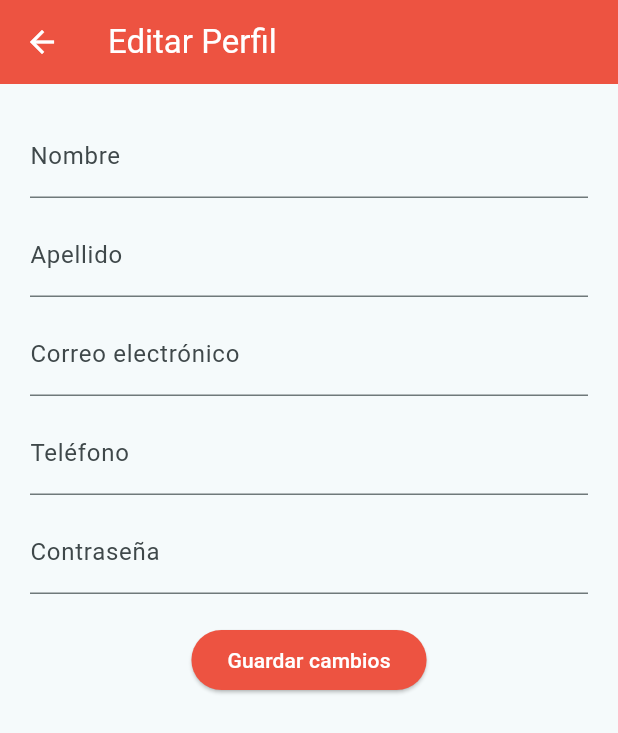
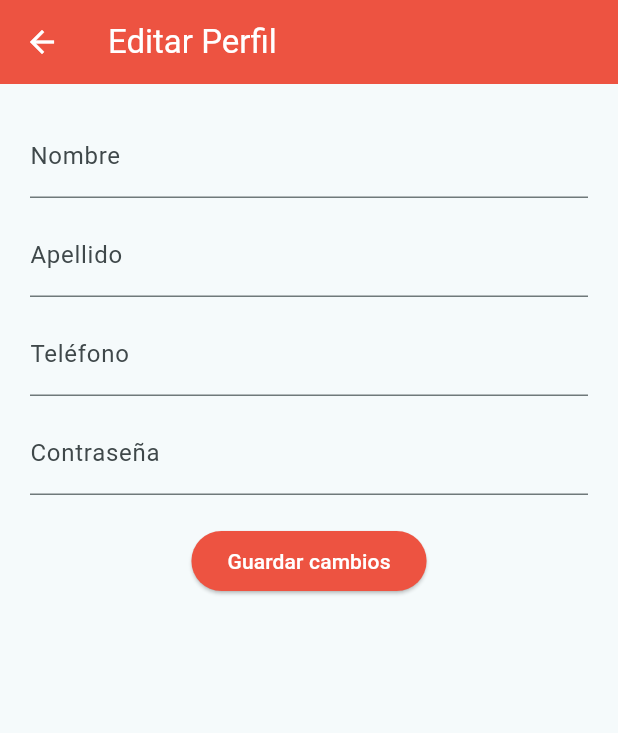
Before and after one commit to BIZAGoD/appclientemia, a Flutter app: the PantallaEdit screen opened directly with empty values, on a phone screen of 412 x 824 dp. Shown: the top 733 px of the screen. Run offline on Flutter 3.47's test engine with Material 3 defaults, Android fonts, the light colour scheme and no system bars; our stand-ins replace shared_preferences; accounts and stored records are empty; Roboto replaces fonts that are missing (Arial).

Commit message:
cambie de que el correo ya no se edite en perfil

```diff
--- a/lib/Pantallas/Configuraciones/PantallaEdit.dart
+++ b/lib/Pantallas/Configuraciones/PantallaEdit.dart
@@ -17,7 +17,6 @@ class PantallaEdit extends StatefulWidget {
 class _PantallaEditState extends State<PantallaEdit> {
   final TextEditingController _nameController = TextEditingController();
   final TextEditingController _lastNameController = TextEditingController();
-  final TextEditingController _emailController = TextEditingController();
   final TextEditingController _phoneController = TextEditingController();
   final TextEditingController _passwordController = TextEditingController();
 
@@ -32,7 +31,6 @@ class _PantallaEditState extends State<PantallaEdit> {
     setState(() {
       _nameController.text = prefs.getString('name') ?? widget.userName;
       _lastNameController.text = prefs.getString('lastName') ?? '';
-      _emailController.text = prefs.getString('email') ?? widget.userEmail;
       _phoneController.text = prefs.getString('phone') ?? '';
       _passwordController.text = prefs.getString('password') ?? '';
     });
@@ -59,7 +57,7 @@ class _PantallaEditState extends State<PantallaEdit> {
     Map<String, dynamic> body = {
       'Nombre': _nameController.text,
       'Apellido': _lastNameController.text,
-      'Email': _emailController.text,
+      'Email': widget.userEmail,
       'Telefono': _phoneController.text,
       'Clave': _passwordController.text,
     };
@@ -74,7 +72,6 @@ class _PantallaEditState extends State<PantallaEdit> {
       if (response.statusCode == 200) {
         await prefs.setString('name', _nameController.text);
         await prefs.setString('lastName', _lastNameController.text);
-        await prefs.setString('email', _emailController.text);
         await prefs.setString('phone', _phoneController.text);
         await prefs.setString('password', _passwordController.text);
 
@@ -118,11 +115,6 @@ class _PantallaEditState extends State<PantallaEdit> {
             ),
             const SizedBox(height: 10),
             TextField(
-              controller: _emailController,
-              decoration: const InputDecoration(labelText: 'Correo electrónico'),
-            ),
-            const SizedBox(height: 10),
-            TextField(
               controller: _phoneController,
               decoration: const InputDecoration(labelText: 'Teléfono'),
             ),
```
